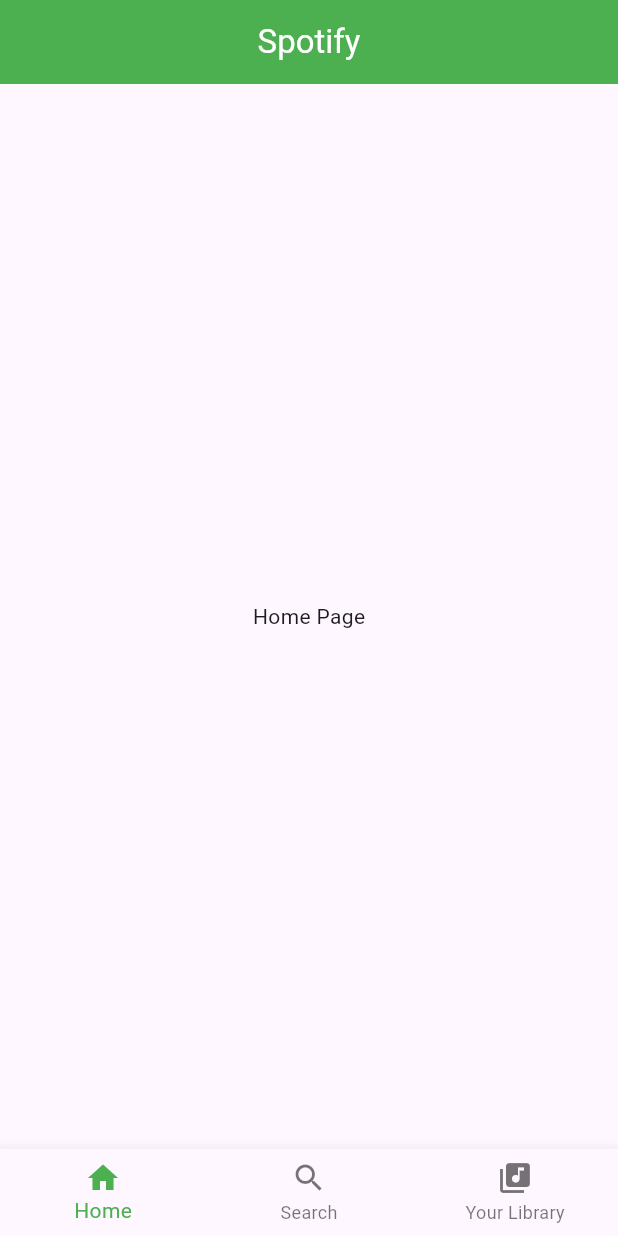
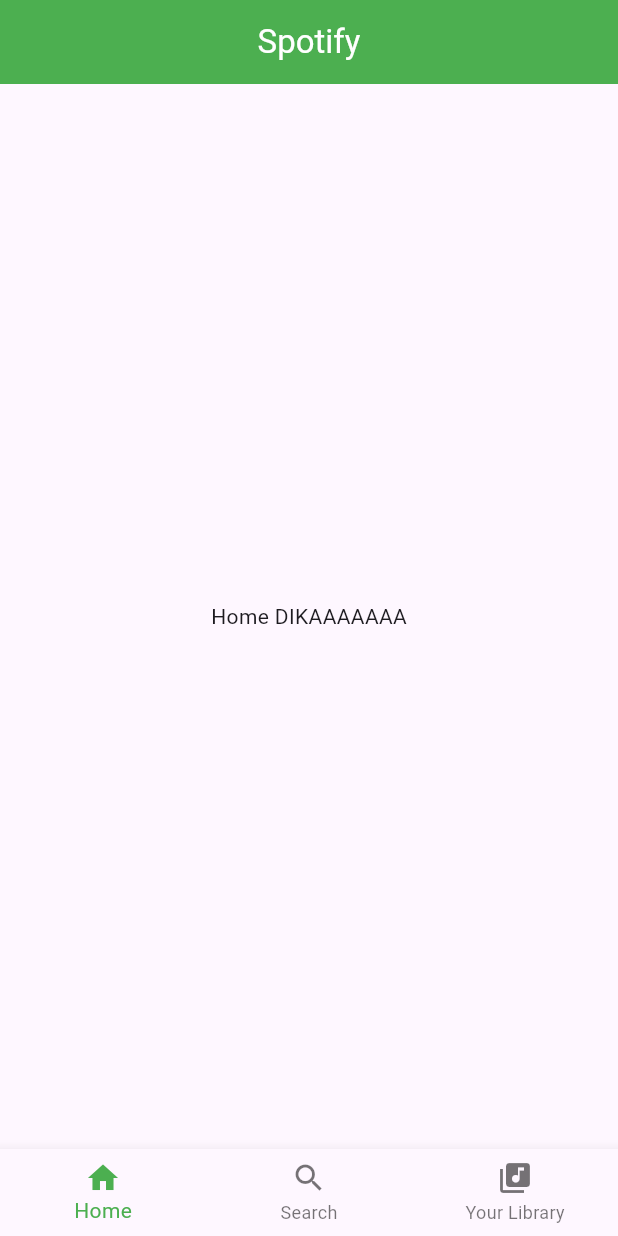
Before and after one commit to Dikaayyy/Spotify-UI-Clone, a Flutter app: the screen it shows after launch, on a phone screen of 412 x 824 dp. Run offline on Flutter 3.47's test engine with Material 3 defaults, Android fonts, the phone set to English and light mode, and no system bars.

Commit message:
tes pull

```diff
--- a/lib/main.dart
+++ b/lib/main.dart
@@ -26,7 +26,7 @@ class _HomePageState extends State<HomePage> {
   int _selectedIndex = 0;
 
   static const List<Widget> _widgetOptions = <Widget>[
-    Text('Home Page'),
+    Text('Home DIKAAAAAAA'),
     Text('Search Page'),
     Text('Your Library'),
   ];
```
